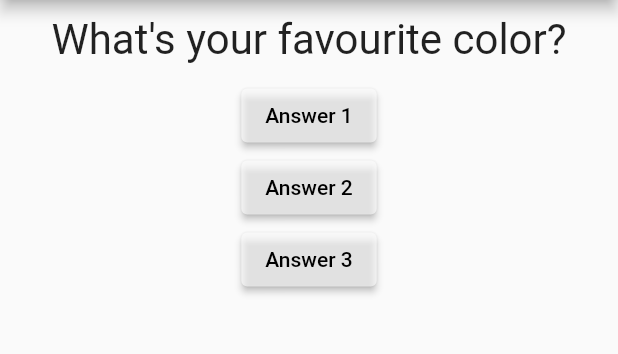
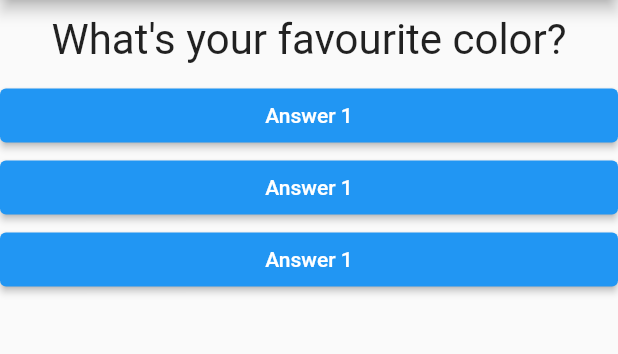
Before and after one commit to chloemk/quiz_app, a Flutter app: the screen it shows after launch, on a phone screen of 412 x 824 dp, the part 84-438 px from its top. Run offline on Flutter 3.47's test engine with Material 2 defaults, Android fonts, the phone set to English and light mode, and no system bars.

Commit message:
feat: add custom Answer widget

```diff
--- /dev/null
+++ b/lib/answer.dart
@@ -0,0 +1,23 @@
+import 'package:flutter/material.dart';
+
+class Answer extends StatelessWidget {
+  // VoidCallback is shorthand for void Function()
+  final VoidCallback selectHandler;
+
+  const Answer(this.selectHandler, {Key? key}) : super(key: key);
+
+  @override
+  Widget build(BuildContext context) {
+    return Container(
+      width: double.infinity,
+      child: ElevatedButton(
+        style: ElevatedButton.styleFrom(
+          primary: Colors.blue, // background
+          onPrimary: Colors.white, // foreground
+        ),
+        onPressed: selectHandler,
+        child: const Text('Answer 1'),
+      ),
+    );
+  }
+}
--- a/lib/main.dart
+++ b/lib/main.dart
@@ -1,5 +1,6 @@
 import 'package:flutter/material.dart';
 
+import 'answer.dart';
 import 'question.dart';
 
 void main() => runApp(const MyApp());
@@ -36,30 +37,9 @@ class _MyAppState extends State<MyApp> {
         body: Column(
           children: [
             Question(questions[_questionIndex]),
-            ElevatedButton(
-              style: ElevatedButton.styleFrom(
-                primary: Colors.white60, // background
-                onPrimary: Colors.black, // foreground
-              ),
-              onPressed: () => _answerQuestion(),
-              child: const Text('Answer 1'),
-            ),
-            ElevatedButton(
-              style: ElevatedButton.styleFrom(
-                primary: Colors.white60,
-                onPrimary: Colors.black,
-              ),
-              onPressed: _answerQuestion,
-              child: const Text('Answer 2'),
-            ),
-            ElevatedButton(
-              style: ElevatedButton.styleFrom(
-                primary: Colors.white60,
-                onPrimary: Colors.black,
-              ),
-              onPressed: _answerQuestion,
-              child: const Text('Answer 3'),
-            ),
+            Answer(_answerQuestion),
+            Answer(_answerQuestion),
+            Answer(_answerQuestion),
           ],
         ),
       ),
```
